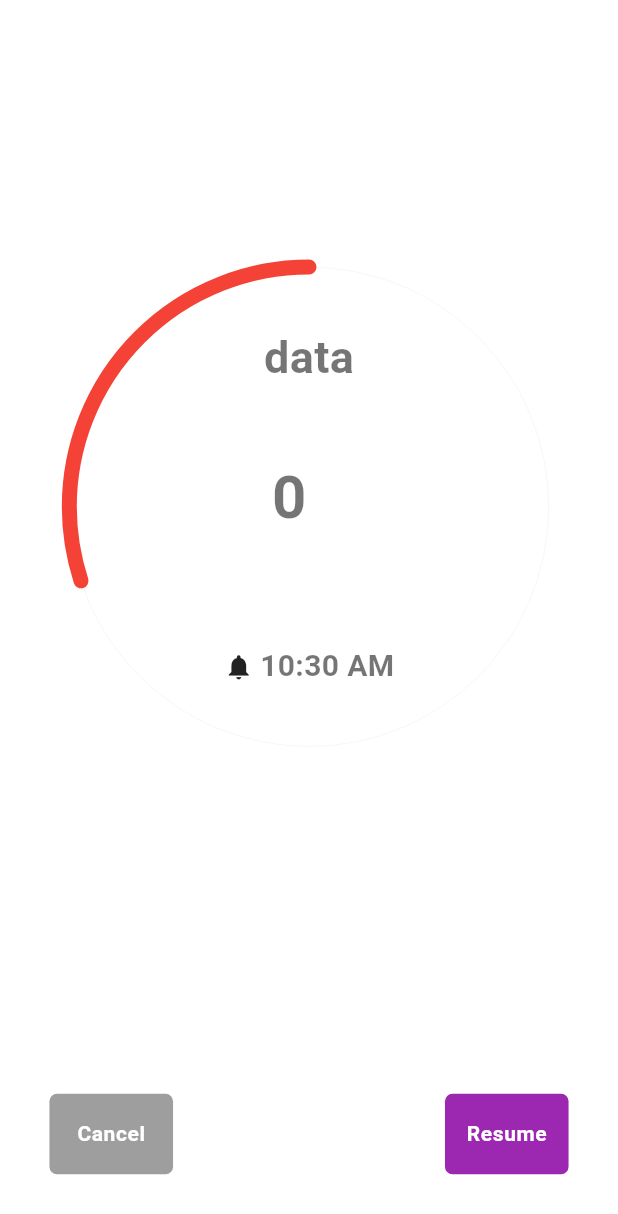
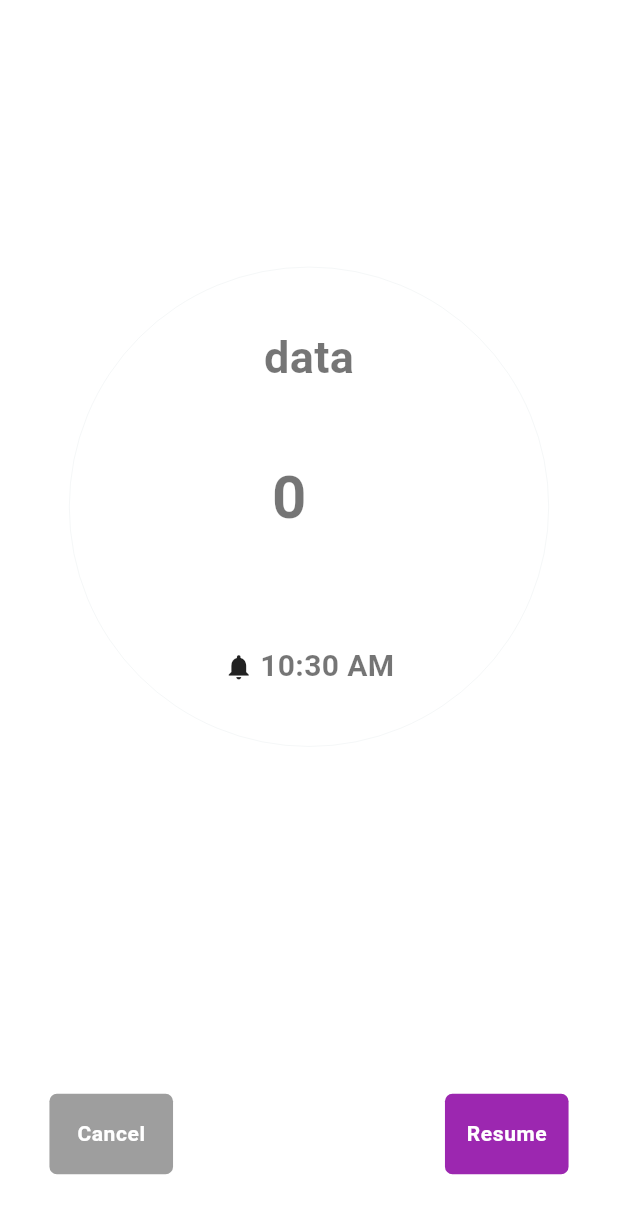
Before and after one commit to yellow-Flickr/timely, a Flutter app: the TimerTicker screen opened directly with empty values, on a phone screen of 412 x 824 dp. Shown: the top 1214 px of the screen. Run offline on Flutter 3.47's test engine with Material 3 defaults, Android fonts, the phone set to English and light mode, and no system bars; our stand-ins replace go_router.

Commit message:
Ticker Update Complete

```diff
--- a/lib/TimerTicker.dart
+++ b/lib/TimerTicker.dart
@@ -253,9 +253,14 @@ class _TimerTickerState extends State<TimerTicker>
               Center(
                 child: CircularPercentIndicator(
                     radius: height * .20,
-                    percent: .30,
+                    percent: ticking.value/100,
                     lineWidth: 10,
-                    reverse: true,
+                    // reverse: true,
+                    progressColor:
+                                                 (ticking.value <= (500 / widget.time))
+                                          ? Colors.red.shade700
+                                          : Colors.purple
+                    ,
                     backgroundWidth: .1,
                     circularStrokeCap: CircularStrokeCap.round,
                     center: Column(
--- a/lib/constant.dart
+++ b/lib/constant.dart
@@ -9,7 +9,7 @@ import 'package:flutter/material.dart';
 class Themes {
 /* light theme settings */
   static ThemeData lightTheme = ThemeData(
-      primarySwatch: Colors.blueGrey,
+      primarySwatch: Colors.purple,
       appBarTheme: const AppBarTheme(
         elevation: 0,
         backgroundColor: Color.fromARGB(255, 237, 218, 255),
```
